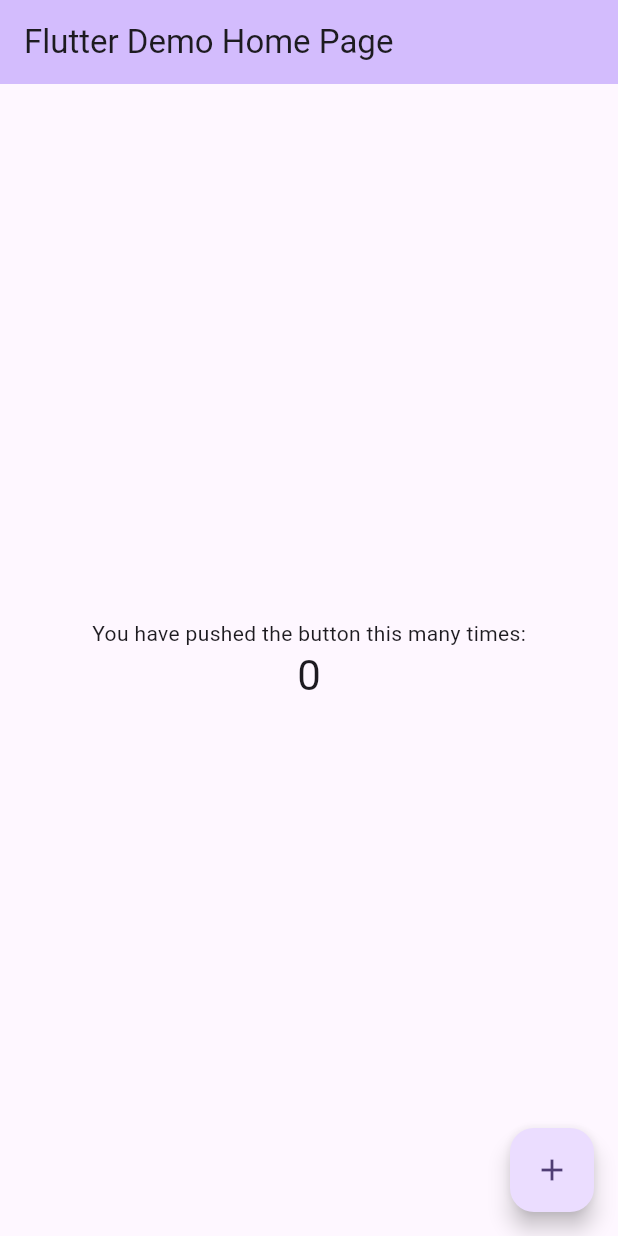
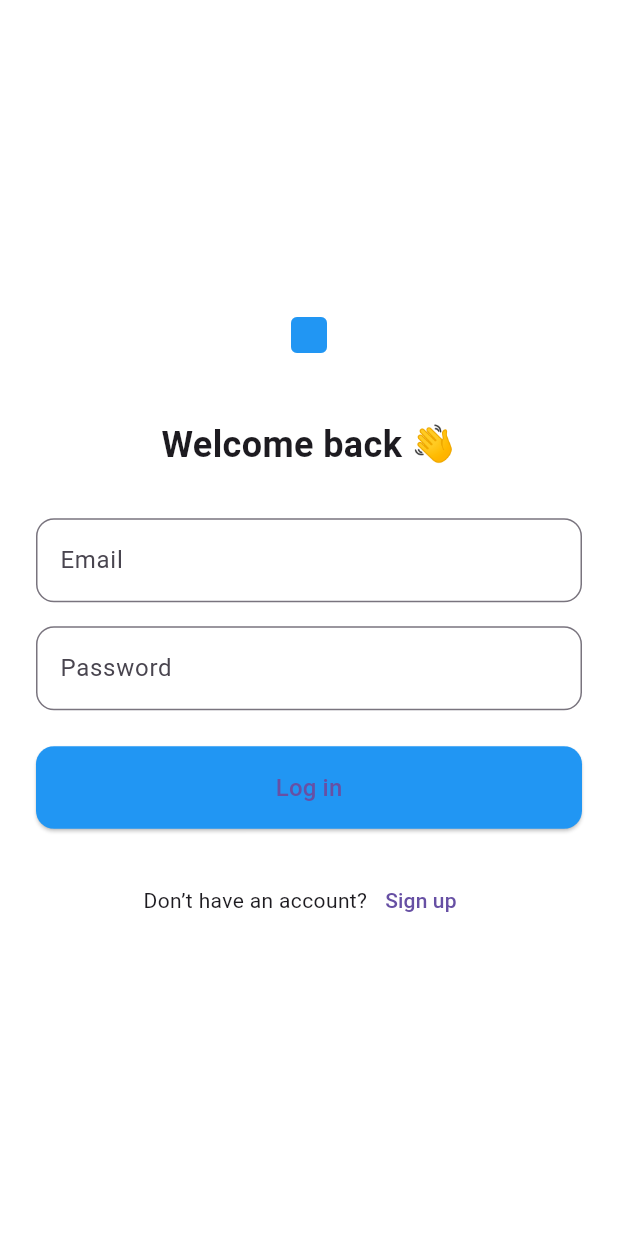
Before and after one commit to jorrellT/Outing, a Flutter app: the screen it shows after launch, on a phone screen of 412 x 824 dp. Run offline on Flutter 3.47's test engine with Material 3 defaults, Android fonts, the phone set to English and light mode, and no system bars; our stand-ins replace supabase_flutter; accounts and stored records are empty.

Commit message:
login and sing up pages

```diff
--- /dev/null
+++ b/dating_swipe/devtools_options.yaml
@@ -0,0 +1,3 @@
+description: This file stores settings for Dart & Flutter DevTools.
+documentation: https://docs.flutter.dev/tools/devtools/extensions#configure-extension-enablement-states
+extensions:
--- /dev/null
+++ b/dating_swipe/lib/features/auth/login_page.dart
@@ -0,0 +1,135 @@
+import 'package:flutter/material.dart';
+import 'package:supabase_flutter/supabase_flutter.dart';
+import 'signup_page.dart';
+
+class LoginPage extends StatefulWidget {
+  const LoginPage({super.key});
+
+  @override
+  State<LoginPage> createState() => _LoginPageState();
+}
+
+class _LoginPageState extends State<LoginPage> {
+  final _emailCtrl = TextEditingController();
+  final _passCtrl = TextEditingController();
+  bool _loading = false;
+  String? _error;
+
+  @override
+  void dispose() {
+    _emailCtrl.dispose();
+    _passCtrl.dispose();
+    super.dispose();
+  }
+
+  Future<void> _login() async {
+    setState(() => _loading = true);
+    try {
+      final res = await Supabase.instance.client.auth.signInWithPassword(
+        email: _emailCtrl.text.trim(),
+        password: _passCtrl.text.trim(),
+      );
+      if (res.user == null) {
+        setState(() => _error = 'Login failed');
+      }
+      // Redirect to home or onboarding
+    } catch (e) {
+      setState(() => _error = e.toString());
+    } finally {
+      setState(() => _loading = false);
+    }
+  }
+
+  @override
+  Widget build(BuildContext context) {
+    return Scaffold(
+      backgroundColor: Colors.white,
+      body: SafeArea(
+        child: Padding(
+          padding: const EdgeInsets.all(24),
+          child: Center(
+            child: SingleChildScrollView(
+              child: Column(
+                children: [
+                  const Icon(Icons.stop_rounded, size: 48, color: Colors.blue),
+                  const SizedBox(height: 32),
+                  const Text(
+                    "Welcome back 👋",
+                    style: TextStyle(fontSize: 24, fontWeight: FontWeight.bold),
+                  ),
+                  const SizedBox(height: 32),
+                  TextField(
+                    controller: _emailCtrl,
+                    decoration: InputDecoration(
+                      labelText: 'Email',
+                      border: OutlineInputBorder(
+                        borderRadius: BorderRadius.circular(12),
+                      ),
+                    ),
+                    keyboardType: TextInputType.emailAddress,
+                  ),
+                  const SizedBox(height: 16),
+                  TextField(
+                    controller: _passCtrl,
+                    obscureText: true,
+                    decoration: InputDecoration(
+                      labelText: 'Password',
+                      border: OutlineInputBorder(
+                        borderRadius: BorderRadius.circular(12),
+                      ),
+                    ),
+                  ),
+                  const SizedBox(height: 24),
+                  SizedBox(
+                    width: double.infinity,
+                    child: ElevatedButton(
+                      onPressed: _loading ? null : _login,
+                      style: ElevatedButton.styleFrom(
+                        padding: const EdgeInsets.symmetric(vertical: 16),
+                        backgroundColor: Colors.blue,
+                        shape: RoundedRectangleBorder(
+                          borderRadius: BorderRadius.circular(12),
+                        ),
+                      ),
+                      child:
+                          _loading
+                              ? const CircularProgressIndicator(
+                                color: Colors.white,
+                                strokeWidth: 2,
+                              )
+                              : const Text(
+                                "Log in",
+                                style: TextStyle(fontSize: 16),
+                              ),
+                    ),
+                  ),
+                  const SizedBox(height: 16),
+                  if (_error != null)
+                    Text(_error!, style: const TextStyle(color: Colors.red)),
+                  const SizedBox(height: 8),
+                  Row(
+                    mainAxisAlignment: MainAxisAlignment.center,
+                    children: [
+                      const Text("Don’t have an account?"),
+                      TextButton(
+                        onPressed: () {
+                          Navigator.push(
+                            context,
+                            MaterialPageRoute(
+                              builder: (_) => const SignupPage(),
+                            ),
+                          );
+                        },
+                        child: const Text("Sign up"),
+                      ),
+                    ],
+                  ),
+                ],
+              ),
+            ),
+          ),
+        ),
+      ),
+    );
+  }
+}
--- a/dating_swipe/lib/main.dart
+++ b/dating_swipe/lib/main.dart
@@ -1,122 +1,34 @@
 import 'package:flutter/material.dart';
+import 'package:supabase_flutter/supabase_flutter.dart';
 
-void main() {
+import 'features/auth/login_page.dart';
+import 'features/auth/signup_page.dart';
+
+void main() async {
+  WidgetsFlutterBinding.ensureInitialized();
+
+  await Supabase.initialize(
+    url: 'https://your-project-id.supabase.co',
+    anonKey: 'your-anon-key',
+  );
+
   runApp(const MyApp());
 }
 
 class MyApp extends StatelessWidget {
   const MyApp({super.key});
 
-  // This widget is the root of your application.
   @override
   Widget build(BuildContext context) {
     return MaterialApp(
-      title: 'Flutter Demo',
-      theme: ThemeData(
-        // This is the theme of your application.
-        //
-        // TRY THIS: Try running your application with "flutter run". You'll see
-        // the application has a purple toolbar. Then, without quitting the app,
-        // try changing the seedColor in the colorScheme below to Colors.green
-        // and then invoke "hot reload" (save your changes or press the "hot
-        // reload" button in a Flutter-supported IDE, or press "r" if you used
-        // the command line to start the app).
-        //
-        // Notice that the counter didn't reset back to zero; the application
-        // state is not lost during the reload. To reset the state, use hot
-        // restart instead.
-        //
-        // This works for code too, not just values: Most code changes can be
-        // tested with just a hot reload.
-        colorScheme: ColorScheme.fromSeed(seedColor: Colors.deepPurple),
-      ),
-      home: const MyHomePage(title: 'Flutter Demo Home Page'),
+      title: 'WeDo',
+      debugShowCheckedModeBanner: false,
+      theme: ThemeData(primarySwatch: Colors.blue),
+      initialRoute: '/login',
+      routes: {
+        '/login': (_) => const LoginPage(),
+        '/signup': (_) => const SignupPage(),
+      },
     );
   }
 }
-
-class MyHomePage extends StatefulWidget {
-  const MyHomePage({super.key, required this.title});
-
-  // This widget is the home page of your application. It is stateful, meaning
-  // that it has a State object (defined below) that contains fields that affect
-  // how it looks.
-
-  // This class is the configuration for the state. It holds the values (in this
-  // case the title) provided by the parent (in this case the App widget) and
-  // used by the build method of the State. Fields in a Widget subclass are
-  // always marked "final".
-
-  final String title;
-
-  @override
-  State<MyHomePage> createState() => _MyHomePageState();
-}
-
-class _MyHomePageState extends State<MyHomePage> {
-  int _counter = 0;
-
-  void _incrementCounter() {
-    setState(() {
-      // This call to setState tells the Flutter framework that something has
-      // changed in this State, which causes it to rerun the build method below
-      // so that the display can reflect the updated values. If we changed
-      // _counter without calling setState(), then the build method would not be
-      // called again, and so nothing would appear to happen.
-      _counter++;
-    });
-  }
-
-  @override
-  Widget build(BuildContext context) {
-    // This method is rerun every time setState is called, for instance as done
-    // by the _incrementCounter method above.
-    //
-    // The Flutter framework has been optimized to make rerunning build methods
-    // fast, so that you can just rebuild anything that needs updating rather
-    // than having to individually change instances of widgets.
-    return Scaffold(
-      appBar: AppBar(
-        // TRY THIS: Try changing the color here to a specific color (to
-        // Colors.amber, perhaps?) and trigger a hot reload to see the AppBar
-        // change color while the other colors stay the same.
-        backgroundColor: Theme.of(context).colorScheme.inversePrimary,
-        // Here we take the value from the MyHomePage object that was created by
-        // the App.build method, and use it to set our appbar title.
-        title: Text(widget.title),
-      ),
-      body: Center(
-        // Center is a layout widget. It takes a single child and positions it
-        // in the middle of the parent.
-        child: Column(
-          // Column is also a layout widget. It takes a list of children and
-          // arranges them vertically. By default, it sizes itself to fit its
-          // children horizontally, and tries to be as tall as its parent.
-          //
-          // Column has various properties to control how it sizes itself and
-          // how it positions its children. Here we use mainAxisAlignment to
-          // center the children vertically; the main axis here is the vertical
-          // axis because Columns are vertical (the cross axis would be
-          // horizontal).
-          //
-          // TRY THIS: Invoke "debug painting" (choose the "Toggle Debug Paint"
-          // action in the IDE, or press "p" in the console), to see the
-          // wireframe for each widget.
-          mainAxisAlignment: MainAxisAlignment.center,
-          children: <Widget>[
-            const Text('You have pushed the button this many times:'),
-            Text(
-              '$_counter',
-              style: Theme.of(context).textTheme.headlineMedium,
-            ),
-          ],
-        ),
-      ),
-      floatingActionButton: FloatingActionButton(
-        onPressed: _incrementCounter,
-        tooltip: 'Increment',
-        child: const Icon(Icons.add),
-      ), // This trailing comma makes auto-formatting nicer for build methods.
-    );
-  }
-}
--- a/dating_swipe/pubspec.yaml
+++ b/dating_swipe/pubspec.yaml
@@ -30,7 +30,7 @@ environment:
 dependencies:
   flutter:
     sdk: flutter
-
+  supabase_flutter: ^1.10.0
   # The following adds the Cupertino Icons font to your application.
   # Use with the CupertinoIcons class for iOS style icons.
   cupertino_icons: ^1.0.8
```
Also changed, not shown: dating_swipe/lib/features/auth/signup_page.dart (added, +141 -0 lines), dating_swipe/lib/features/auth/forgot_pass.dart (added), dating_swipe/lib/features/auth/onboard/onboarding_page.dart (added), dating_swipe/lib/features/auth/onboard/preferences_form.dart (added), dating_swipe/lib/features/auth/onboard/team_setup_page.dart (added), 14 other files.
